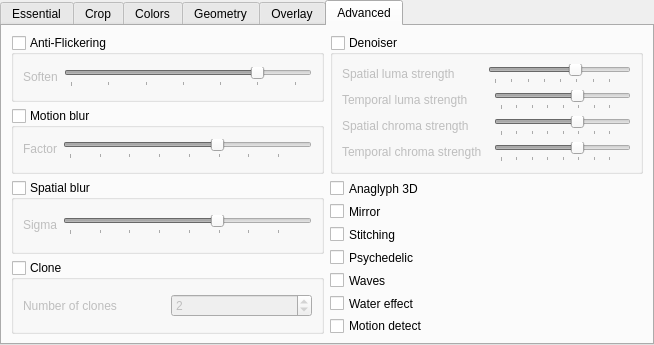
This is modules/gui/qt/ui/video_effects.ui in linkflowlab/fitt360-b2b-vlc-win-source as Qt 5 draws it before an edit. The edited form follows.
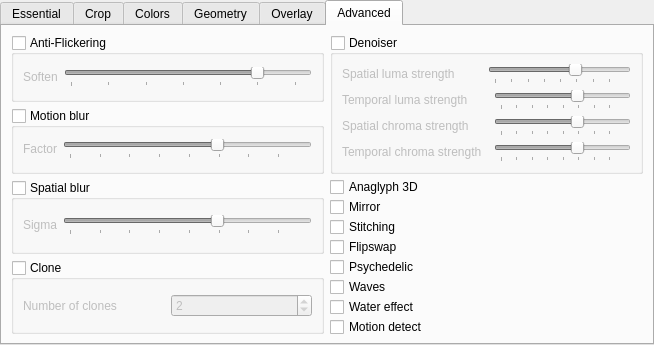
This is the edited form. The open tabs and pages were chosen to show the change. Custom widgets are drawn as their Qt base class.

```diff
--- a/modules/gui/qt/ui/video_effects.ui
+++ b/modules/gui/qt/ui/video_effects.ui
@@ -1310,6 +1310,13 @@
         </property>
        </widget>
       </item>
+      <item>
+       <widget class="QCheckBox" name="flipswapEnable">
+        <property name="text">
+         <string>Flipswap</string>
+        </property>
+       </widget>
+      </item>
       <item>
        <widget class="QCheckBox" name="psychedelicEnable">
         <property name="text">
```
